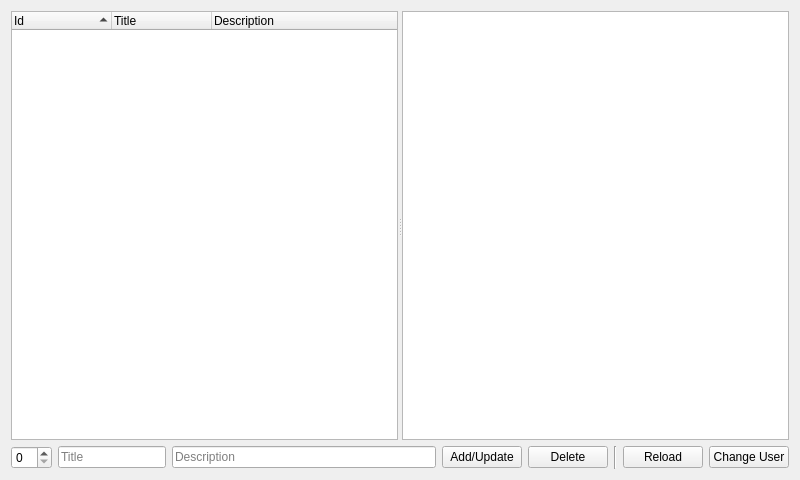
This is examples/datasync/Example/mainwidget.ui in Skycoder42/QtDataSync as Qt 5 draws it before an edit. The edited form follows.
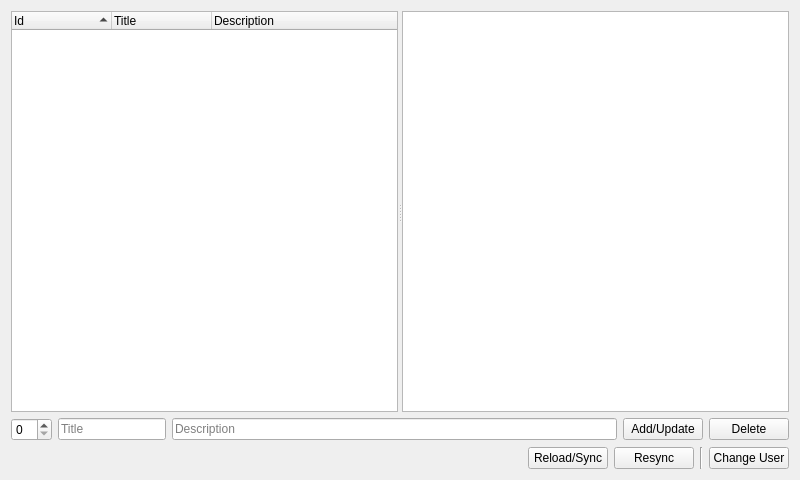
This is the edited form.

Commit message: added resync functions

```diff
--- a/examples/datasync/Example/mainwidget.ui
+++ b/examples/datasync/Example/mainwidget.ui
@@ -64,7 +64,9 @@
     </widget>
    </item>
    <item>
-    <layout class="QHBoxLayout" name="horizontalLayout" stretch="0,0,1,0,0,0,0,0">
+    <layout class="QVBoxLayout" name="verticalLayout_2">
+     <item>
+      <layout class="QHBoxLayout" name="horizontalLayout" stretch="0,0,1,0,0">
      <item>
       <widget class="QSpinBox" name="idSpinBox"/>
      </item>
@@ -96,6 +98,37 @@
        </property>
       </widget>
      </item>
+      </layout>
+     </item>
+     <item>
+      <layout class="QHBoxLayout" name="horizontalLayout_2">
+       <item>
+        <spacer name="horizontalSpacer">
+         <property name="orientation">
+          <enum>Qt::Horizontal</enum>
+         </property>
+         <property name="sizeHint" stdset="0">
+          <size>
+           <width>40</width>
+           <height>20</height>
+          </size>
+         </property>
+        </spacer>
+       </item>
+       <item>
+        <widget class="QPushButton" name="reloadButton">
+         <property name="text">
+          <string>Reload/Sync</string>
+         </property>
+        </widget>
+       </item>
+       <item>
+        <widget class="QPushButton" name="resyncButton">
+         <property name="text">
+          <string>Resync</string>
+         </property>
+        </widget>
+       </item>
      <item>
       <widget class="Line" name="line">
        <property name="orientation">
@@ -103,19 +136,14 @@
        </property>
       </widget>
      </item>
-     <item>
-      <widget class="QPushButton" name="reloadButton">
-       <property name="text">
-        <string>Reload</string>
-       </property>
-      </widget>
-     </item>
      <item>
       <widget class="QPushButton" name="changeUserButton">
        <property name="text">
         <string>Change User</string>
        </property>
       </widget>
+       </item>
+      </layout>
      </item>
     </layout>
    </item>
```
Lines whose indentation alone changed are shown as unchanged. The commit also changes 8 other files.
